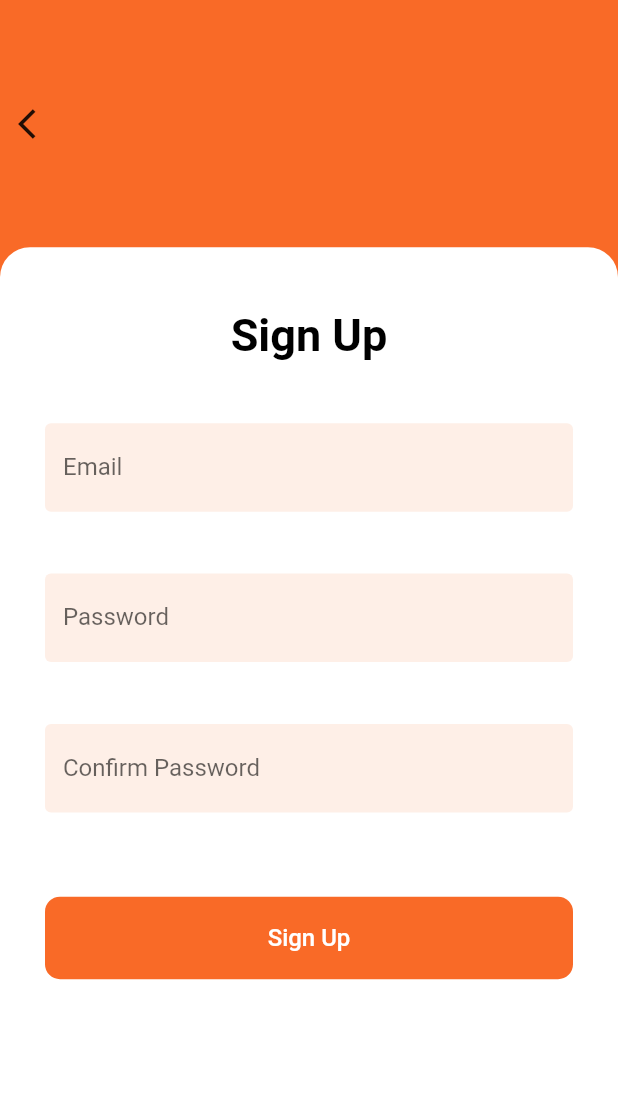
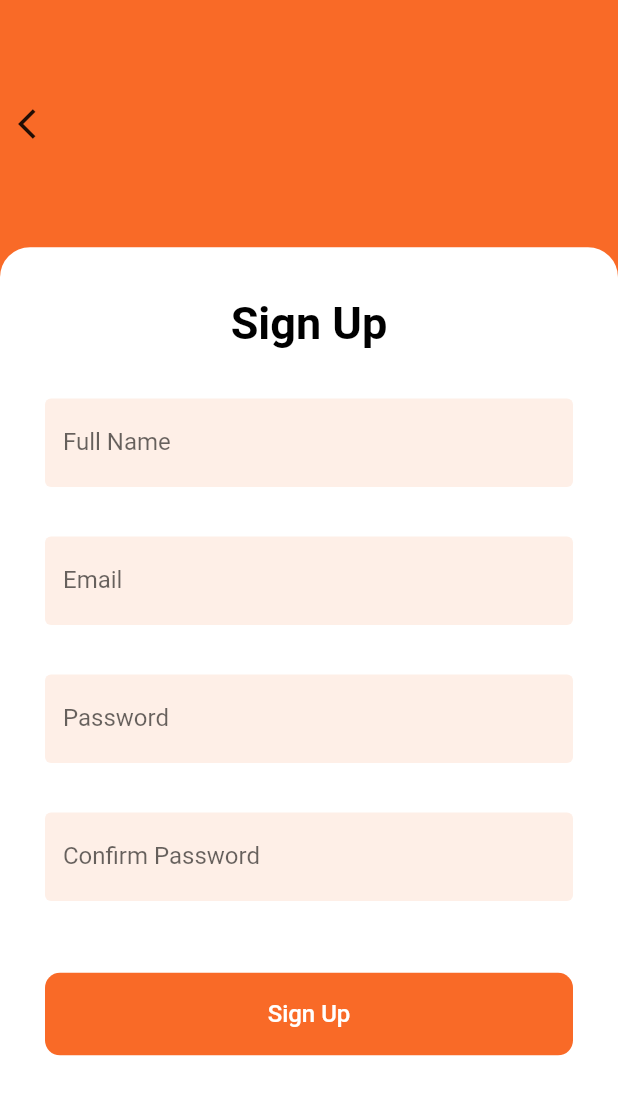
Before and after one commit to Aburafik/Ilm-online, a Flutter app: the screen it shows after launch, after a tap on "SIGN UP", on a phone screen of 412 x 824 dp. Shown: the top 1095 px of the screen. Run offline on Flutter 3.47's test engine with Material 2 defaults, Android fonts, the phone set to English and light mode, and no system bars; our stand-ins replace cloud_firestore, firebase_auth, firebase_core, flutter_easyloading, flutter_feather_icons and 2 more; missing offline and left inert: dart:ffi, scroll_navigation; accounts and stored records are empty.

Commit message:
Cloud store

```diff
--- a/lib/Components/sign_up_component.dart
+++ b/lib/Components/sign_up_component.dart
@@ -19,6 +19,7 @@ class _SignUpComponentState extends State<SignUpComponent> {
   final formKey = GlobalKey<FormState>();
 
   final TextEditingController _emailController = TextEditingController();
+  final TextEditingController _nameController = TextEditingController();
   final TextEditingController _passwordController = TextEditingController();
   final TextEditingController _confirmPasswordController =
       TextEditingController();
@@ -35,7 +36,7 @@ class _SignUpComponentState extends State<SignUpComponent> {
       height: MediaQuery.of(context).size.height * 0.1,
     );
     SizedBox miniSpacer = SizedBox(
-      height: MediaQuery.of(context).size.height * 0.05,
+      height: MediaQuery.of(context).size.height * 0.04,
     );
 
     return Expanded(
@@ -60,6 +61,11 @@ class _SignUpComponentState extends State<SignUpComponent> {
                     fontSize: 30,
                     fontWeight: FontWeight.bold,
                     color: BLACK_COLOR),
+              ),
+              miniSpacer,
+              TextFormFieldComponent(
+                labelText: "Full Name",
+                textEditingController: _nameController,
               ),
               miniSpacer,
               TextFormFieldComponent(
@@ -94,6 +100,7 @@ class _SignUpComponentState extends State<SignUpComponent> {
                       context: context,
                       email: _emailController.text,
                       password: _passwordController.text,
+                      fullName: _nameController.text,
                     );
                     stopLoading();
                   }
@@ -102,6 +109,7 @@ class _SignUpComponentState extends State<SignUpComponent> {
             ],
           )),
         ),
-    ));
+      ),
+    );
   }
 }
--- a/lib/Components/utils/constants.dart
+++ b/lib/Components/utils/constants.dart
@@ -27,7 +27,7 @@ showToastMessage({String? msg}) {
 
 startLoading() {
   return EasyLoading.show(
-    status: "Signing Up...",
+    // status: "Signing Up...",
     maskType: EasyLoadingMaskType.black,
   );
 }
--- a/lib/app.dart
+++ b/lib/app.dart
@@ -29,7 +29,7 @@ class MyApp extends StatelessWidget {
           "/Home-Decide-Screen": (context) => const HomeDecideVC(),
           "/Sign-in-Screen": (context) => const SignInVC(),
           "/Sign-up-Screen": (context) => const SignUpVC(),
-          "/Home-Screen": (context) => const HomeVC(),
+          "/Home-Screen": (context) => HomeVC(),
           "/Profile-Screen": (context) => const ProfileVC(),
         });
   }
--- a/lib/main.dart
+++ b/lib/main.dart
@@ -2,11 +2,17 @@ import 'package:firebase_core/firebase_core.dart';
 import 'package:flutter/material.dart';
 import 'package:ilm_online_app/app.dart';
 import 'package:ilm_online_app/firebase_options.dart';
+import 'package:ilm_online_app/providers/user_provider.dart';
+import 'package:provider/provider.dart';
 
 void main() async{
   WidgetsFlutterBinding.ensureInitialized();
   await Firebase.initializeApp(
     options: DefaultFirebaseOptions.currentPlatform,);
 
-  runApp(const MyApp());
+  runApp(
+    ChangeNotifierProvider(
+    create: (context) => UserProvider(),
+
+    child: const MyApp()));
 }
--- /dev/null
+++ b/lib/providers/user_provider.dart
@@ -0,0 +1,31 @@
+import 'package:flutter/material.dart';
+
+class UserProvider with ChangeNotifier {
+  String? _userID;
+  String? _userName;
+
+  String get userID => _userID!;
+  String get userName => _userName!;
+
+  setUserName(String name) {
+    _userName = name;
+
+    notifyListeners();
+  }
+
+  setUserID(String? id) {
+    _userID = id;
+    notifyListeners();
+  }
+
+  int _selectedIndex = 0;
+
+ get selectedIndex => _selectedIndex;
+
+
+
+  ontap(index) {
+    _selectedIndex = index;
+    notifyListeners();
+  }
+}
--- a/pubspec.yaml
+++ b/pubspec.yaml
@@ -40,7 +40,9 @@ dependencies:
   firebase_auth: any
   flutter_easyloading: ^3.0.5
   toast: ^0.2.9
-  # cloud_firestore: ^3.3.0
+  cloud_firestore: ^3.3.0
+  shared_preferences: ^2.0.15
+  provider: ^6.0.3
 
 dev_dependencies:
   flutter_test:
```
Also changed, not shown: lib/Components/welcome_user_header.dart (+40 -11 lines), lib/Repository/auth_repo.dart (+72 -9 lines), lib/Views/home/home_view.dart (+28 -19 lines), pubspec.lock, 2 other files. Lines whose indentation alone changed are shown as unchanged.
